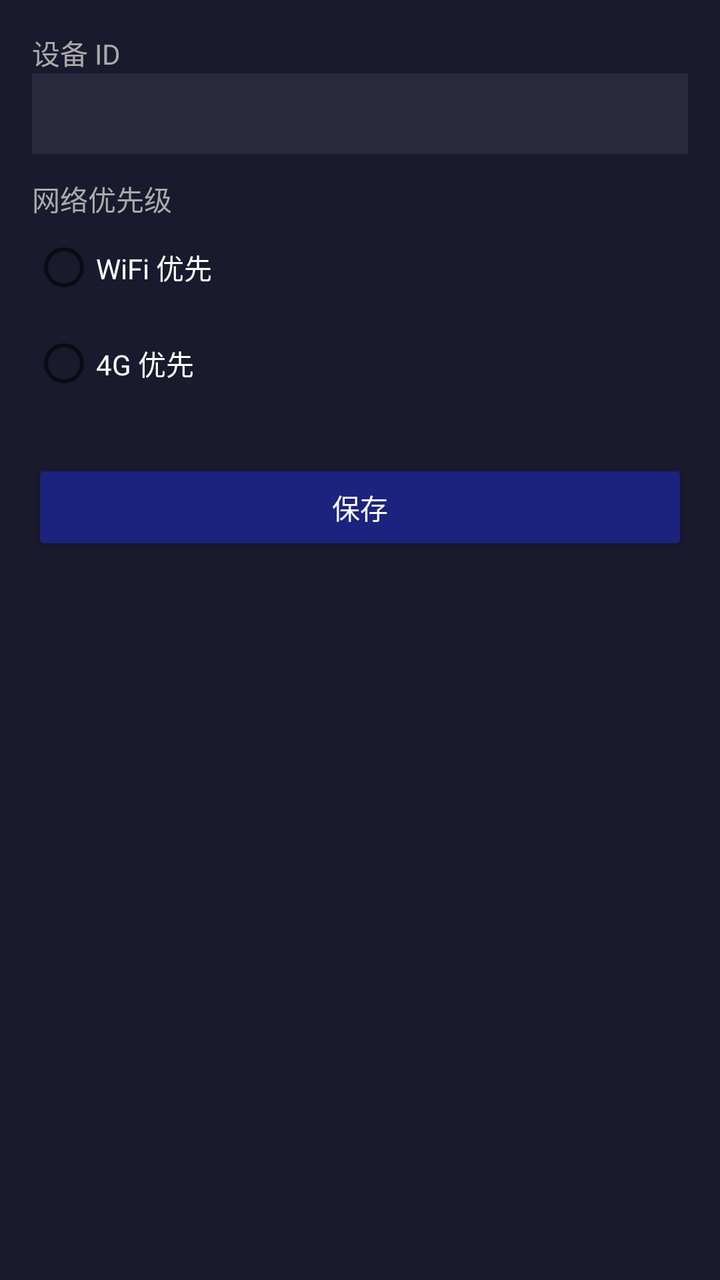
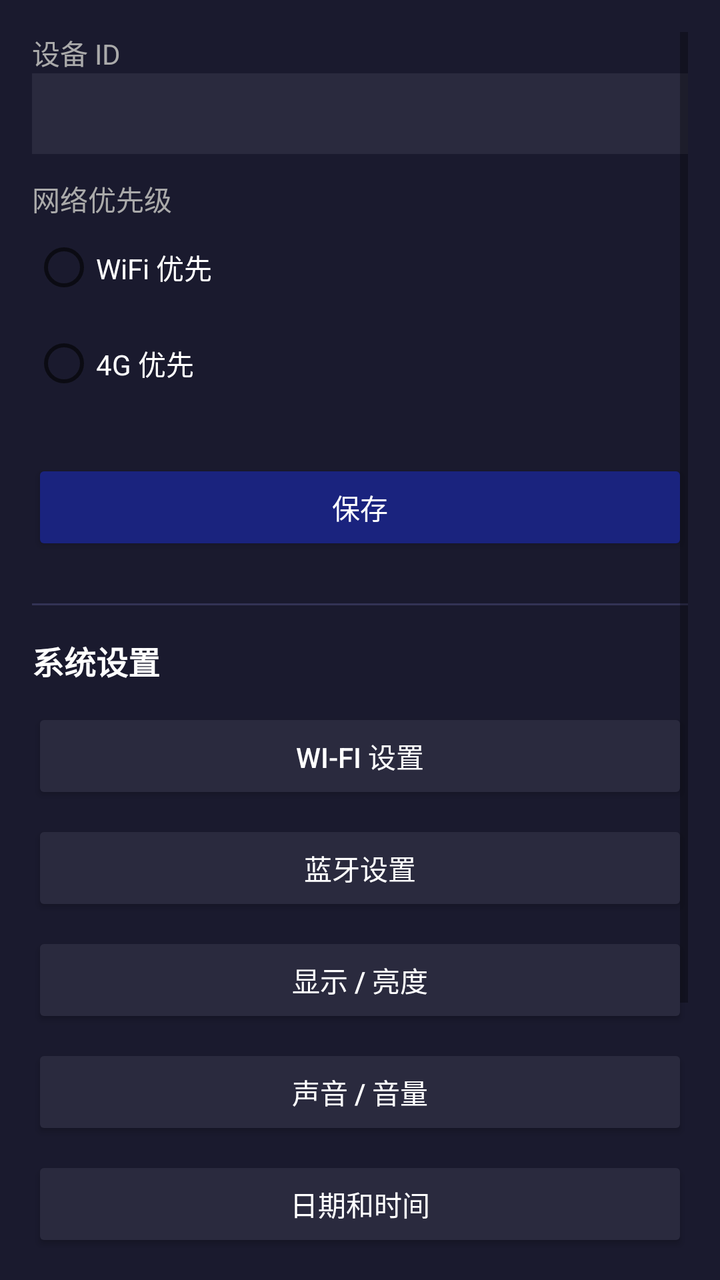

Before-and-after screenshots of an Android layout around one commit, followed by the original layout XML and the change that was made.
<!-- AndroidManifest.xml: application theme Theme.EnforcementApp -->
<!-- res/layout/fragment_settings_system.xml -->
<?xml version="1.0" encoding="utf-8"?>
<ScrollView xmlns:android="http://schemas.android.com/apk/res/android"
    android:layout_width="match_parent"
    android:layout_height="match_parent"
    android:background="#1A1A2E"
    android:padding="16dp">
    <LinearLayout android:layout_width="match_parent" android:layout_height="wrap_content" android:orientation="vertical">

        <TextView android:text="设备 ID" android:textColor="#AAAAAA" android:layout_width="wrap_content" android:layout_height="wrap_content" />
        <EditText android:id="@+id/etDeviceId" android:layout_width="match_parent" android:layout_height="wrap_content"
            android:textColor="#FFFFFF" android:textColorHint="#666666"
            android:background="#2A2A3E" android:padding="8dp" android:layout_marginBottom="12dp" />

        <TextView android:text="网络优先级" android:textColor="#AAAAAA" android:layout_width="wrap_content" android:layout_height="wrap_content" />
        <RadioGroup android:id="@+id/rgNetwork" android:layout_width="match_parent" android:layout_height="wrap_content" android:layout_marginBottom="24dp">
            <RadioButton android:id="@+id/rbWifi" android:text="WiFi 优先" android:textColor="#FFFFFF" android:layout_width="wrap_content" android:layout_height="wrap_content" />
            <RadioButton android:id="@+id/rb4g" android:text="4G 优先" android:textColor="#FFFFFF" android:layout_width="wrap_content" android:layout_height="wrap_content" />
        </RadioGroup>

        <Button android:id="@+id/btnSaveSystem" android:layout_width="match_parent" android:layout_height="wrap_content"
            android:text="保存" android:backgroundTint="#1A237E" android:textColor="#FFFFFF" />
    </LinearLayout>
</ScrollView>
<!-- resources referenced by this layout -->
<resources>
  <style name="Theme.EnforcementApp" parent="Theme.MaterialComponents.DayNight.NoActionBar">
          <item name="colorPrimary">#1A237E</item>
          <item name="colorPrimaryVariant">#0D47A1</item>
          <item name="colorOnPrimary">#FFFFFF</item>
          <item name="colorSecondary">#2196F3</item>
          <item name="android:windowBackground">#000000</item>
      </style>
</resources>

<!-- the commit's change to res/layout/fragment_settings_system.xml (unified diff, before → after) -->
@@ -19,5 +19,44 @@
 
         <Button android:id="@+id/btnSaveSystem" android:layout_width="match_parent" android:layout_height="wrap_content"
             android:text="保存" android:backgroundTint="#1A237E" android:textColor="#FFFFFF" />
+
+        <View android:layout_width="match_parent" android:layout_height="1dp"
+            android:background="#333355" android:layout_marginTop="24dp" android:layout_marginBottom="16dp" />
+
+        <TextView android:text="系统设置" android:textColor="#FFFFFF" android:textSize="16sp"
+            android:textStyle="bold" android:layout_width="wrap_content" android:layout_height="wrap_content"
+            android:layout_marginBottom="12dp" />
+
+        <Button android:id="@+id/btnWifi" android:layout_width="match_parent" android:layout_height="wrap_content"
+            android:text="Wi-Fi 设置" android:backgroundTint="#2A2A3E" android:textColor="#FFFFFF"
+            android:layout_marginBottom="8dp" />
+
+        <Button android:id="@+id/btnBluetooth" android:layout_width="match_parent" android:layout_height="wrap_content"
+            android:text="蓝牙设置" android:backgroundTint="#2A2A3E" android:textColor="#FFFFFF"
+            android:layout_marginBottom="8dp" />
+
+        <Button android:id="@+id/btnDisplay" android:layout_width="match_parent" android:layout_height="wrap_content"
+            android:text="显示 / 亮度" android:backgroundTint="#2A2A3E" android:textColor="#FFFFFF"
+            android:layout_marginBottom="8dp" />
+
+        <Button android:id="@+id/btnSound" android:layout_width="match_parent" android:layout_height="wrap_content"
+            android:text="声音 / 音量" android:backgroundTint="#2A2A3E" android:textColor="#FFFFFF"
+            android:layout_marginBottom="8dp" />
+
+        <Button android:id="@+id/btnDateTime" android:layout_width="match_parent" android:layout_height="wrap_content"
+            android:text="日期和时间" android:backgroundTint="#2A2A3E" android:textColor="#FFFFFF"
+            android:layout_marginBottom="8dp" />
+
+        <Button android:id="@+id/btnLocation" android:layout_width="match_parent" android:layout_height="wrap_content"
+            android:text="位置服务" android:backgroundTint="#2A2A3E" android:textColor="#FFFFFF"
+            android:layout_marginBottom="8dp" />
+
+        <Button android:id="@+id/btnAbout" android:layout_width="match_parent" android:layout_height="wrap_content"
+            android:text="关于设备" android:backgroundTint="#2A2A3E" android:textColor="#FFFFFF"
+            android:layout_marginBottom="8dp" />
+
+        <Button android:id="@+id/btnAllSettings" android:layout_width="match_parent" android:layout_height="wrap_content"
+            android:text="全部系统设置" android:backgroundTint="#1A237E" android:textColor="#FFFFFF"
+            android:layout_marginBottom="8dp" />
     </LinearLayout>
 </ScrollView>
